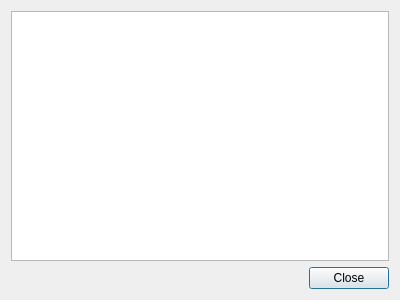
Above: jpiiavr/licensedialog.ui from pbystrup/quickanddirty before the change. Below: the same form after it.
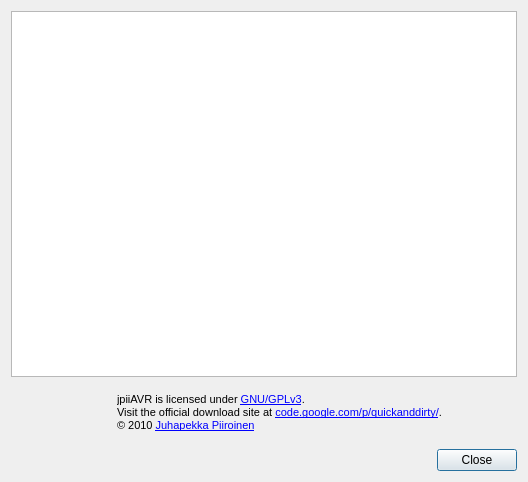
That is the form after the change. Icons and pictures are not drawn.

What changed in the file:
```diff
--- a/jpiiavr/licensedialog.ui
+++ b/jpiiavr/licensedialog.ui
@@ -6,8 +6,8 @@
    <rect>
     <x>0</x>
     <y>0</y>
-    <width>400</width>
-    <height>300</height>
+    <width>528</width>
+    <height>482</height>
    </rect>
   </property>
   <property name="windowTitle">
@@ -17,6 +17,51 @@
    <item>
     <widget class="QPlainTextEdit" name="plainTextEditLicense"/>
    </item>
+   <item>
+    <layout class="QHBoxLayout" name="horizontalLayout_7">
+     <item>
+      <widget class="QLabel" name="label_10">
+       <property name="maximumSize">
+        <size>
+         <width>100</width>
+         <height>16777215</height>
+        </size>
+       </property>
+       <property name="text">
+        <string/>
+       </property>
+       <property name="pixmap">
+        <pixmap resource="jpiiavr.qrc">:/gplv3-88x31.png</pixmap>
+       </property>
+      </widget>
+     </item>
+     <item>
+      <widget class="QLabel" name="label_8">
+       <property name="sizePolicy">
+        <sizepolicy hsizetype="Minimum" vsizetype="Minimum">
+         <horstretch>0</horstretch>
+         <verstretch>0</verstretch>
+        </sizepolicy>
+       </property>
+       <property name="minimumSize">
+        <size>
+         <width>327</width>
+         <height>60</height>
+        </size>
+       </property>
+       <property name="text">
+        <string>&lt;!DOCTYPE HTML PUBLIC &quot;-//W3C//DTD HTML 4.0//EN&quot; &quot;http://www.w3.org/TR/REC-html40/strict.dtd&quot;&gt;
+&lt;html&gt;&lt;head&gt;&lt;meta name=&quot;qrichtext&quot; content=&quot;1&quot; /&gt;&lt;style type=&quot;text/css&quot;&gt;
+p, li { white-space: pre-wrap; }
+&lt;/style&gt;&lt;/head&gt;&lt;body style=&quot; font-family:'Sans'; font-size:10pt; font-weight:400; font-style:normal;&quot;&gt;
+&lt;p style=&quot; margin-top:0px; margin-bottom:0px; margin-left:0px; margin-right:0px; -qt-block-indent:0; text-indent:0px;&quot;&gt;&lt;span style=&quot; font-family:'MS Shell Dlg 2'; font-size:8pt;&quot;&gt;jpiiAVR is licensed under &lt;/span&gt;&lt;a href=&quot;http://www.gnu.org/copyleft/gpl.html&quot;&gt;&lt;span style=&quot; font-family:'MS Shell Dlg 2'; font-size:8pt; text-decoration: underline; color:#0000ff;&quot;&gt;GNU/GPLv3&lt;/span&gt;&lt;/a&gt;&lt;span style=&quot; font-family:'MS Shell Dlg 2'; font-size:8pt;&quot;&gt;. &lt;/span&gt;&lt;/p&gt;
+&lt;p style=&quot; margin-top:0px; margin-bottom:0px; margin-left:0px; margin-right:0px; -qt-block-indent:0; text-indent:0px;&quot;&gt;&lt;span style=&quot; font-family:'MS Shell Dlg 2'; font-size:8pt;&quot;&gt;Visit the official download site at &lt;/span&gt;&lt;a href=&quot;http://code.google.com/p/quickanddirty&quot;&gt;&lt;span style=&quot; font-family:'MS Shell Dlg 2'; font-size:8pt; text-decoration: underline; color:#0000ff;&quot;&gt;code.google.com/p/quickanddirty/&lt;/span&gt;&lt;/a&gt;&lt;span style=&quot; font-family:'MS Shell Dlg 2'; font-size:8pt;&quot;&gt;.&lt;/span&gt;&lt;/p&gt;
+&lt;p style=&quot; margin-top:0px; margin-bottom:0px; margin-left:0px; margin-right:0px; -qt-block-indent:0; text-indent:0px;&quot;&gt;&lt;span style=&quot; font-family:'MS Shell Dlg 2'; font-size:8pt;&quot;&gt;© 2010 &lt;/span&gt;&lt;a href=&quot;mailto:juhapekka.piiroinen@gmail.com&quot;&gt;&lt;span style=&quot; font-family:'MS Shell Dlg 2'; font-size:8pt; text-decoration: underline; color:#0000ff;&quot;&gt;Juhapekka Piiroinen&lt;/span&gt;&lt;/a&gt;&lt;/p&gt;&lt;/body&gt;&lt;/html&gt;</string>
+       </property>
+      </widget>
+     </item>
+    </layout>
+   </item>
    <item>
     <widget class="QDialogButtonBox" name="buttonBox">
      <property name="orientation">
```
Left out of the diff: 4 changed lines with no effect on the pictures.
